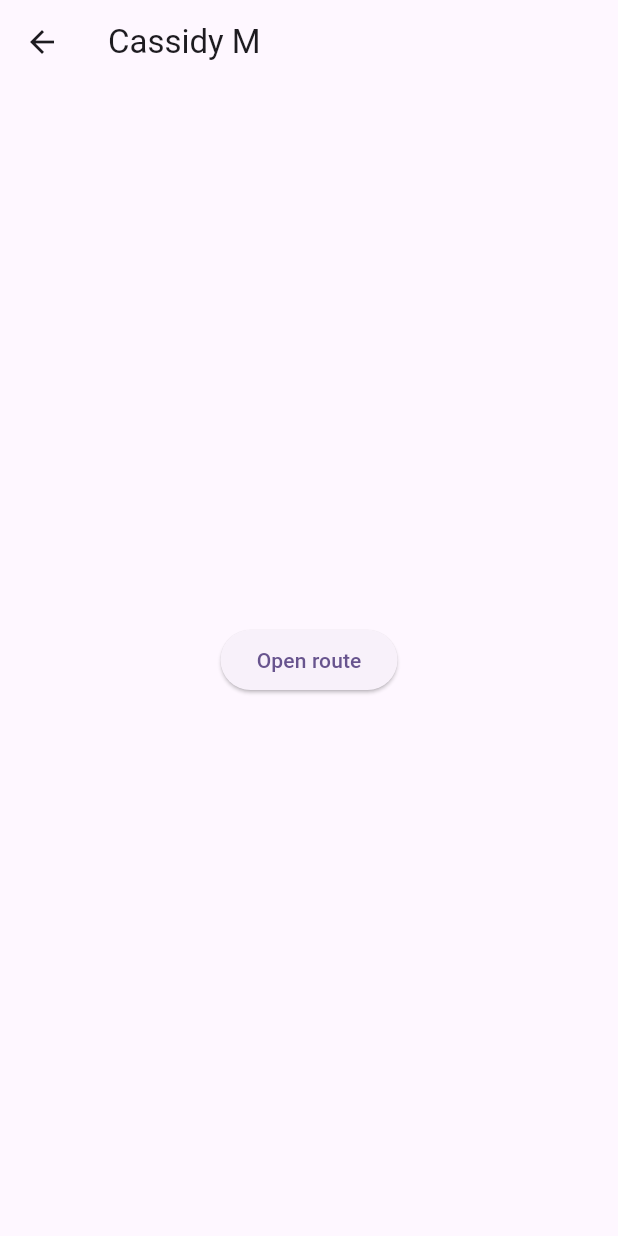
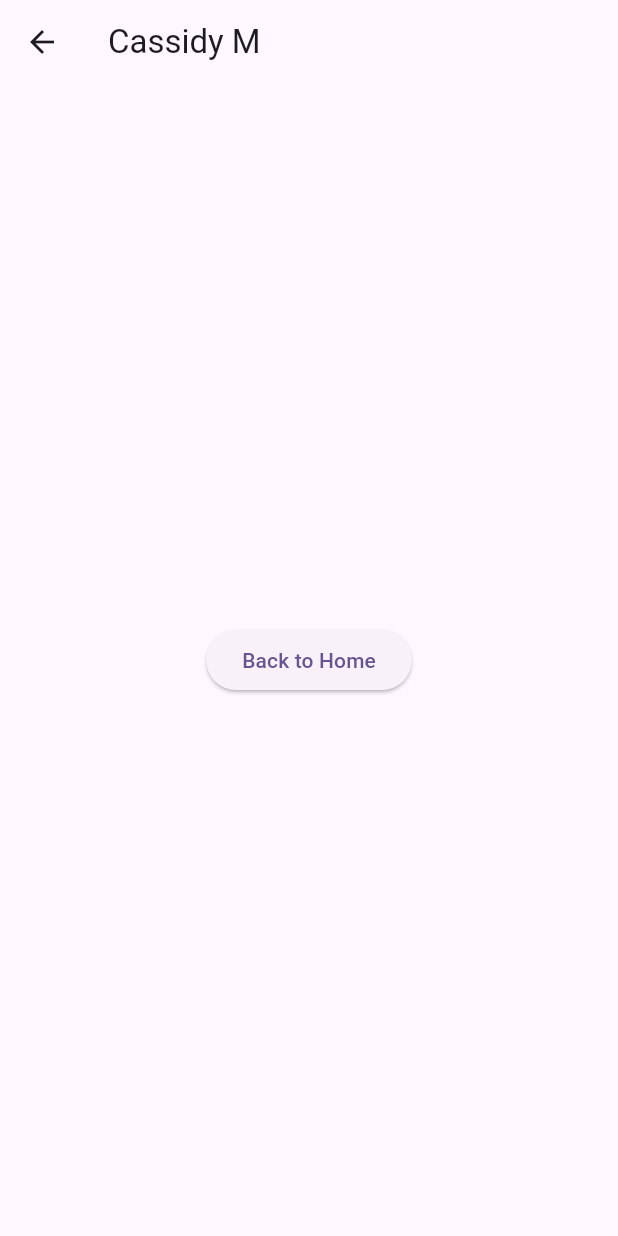
Before and after one commit to liz880/PFT_Hunt, a Flutter app: the CassMPage screen opened directly, on a phone screen of 412 x 824 dp. Run offline on Flutter 3.47's test engine with Material 3 defaults, Android fonts, the phone set to English and light mode, and no system bars.

Commit message:
New page and navigation implementation

```diff
--- a/pft_flutter_hunt/lib/cassidy_m.dart
+++ b/pft_flutter_hunt/lib/cassidy_m.dart
@@ -20,7 +20,7 @@ class CassMPage extends StatelessWidget {
       appBar: AppBar(title: const Text('Cassidy M')),
       body: Center(
         child: ElevatedButton(
-          child: const Text('Open route'),
+          child: const Text('Back to Home'),
           onPressed: () {
             // Navigate to second route when tapped.
             homeScreen(context);
```
